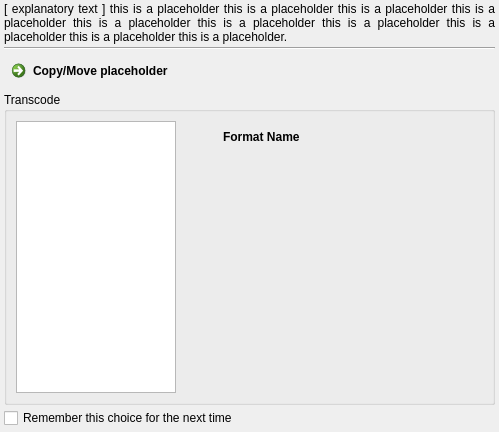
Above: src/transcoding/TranscodingAssistantDialog.ui from netrunner-debian-kde-extras/amarok before the change. Below: the same form after it.
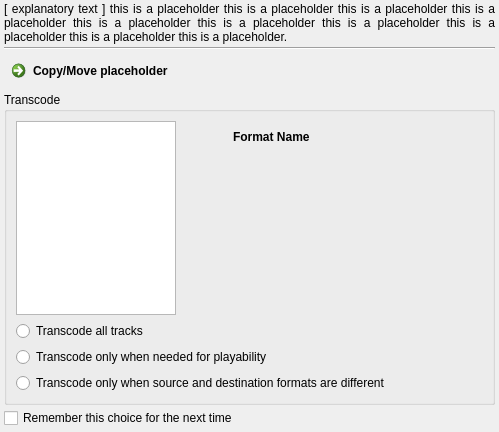
That is the form after the change. Custom widgets are drawn as their Qt base class.

```diff
--- a/src/transcoding/TranscodingAssistantDialog.ui
+++ b/src/transcoding/TranscodingAssistantDialog.ui
@@ -88,7 +88,9 @@
      <property name="title">
       <string>Transcode</string>
      </property>
-     <layout class="QHBoxLayout" name="horizontalLayout_2">
+     <layout class="QVBoxLayout" name="verticalLayout_2">
+      <item>
+       <layout class="QHBoxLayout" name="horizontalLayout">
       <item>
        <widget class="QListWidget" name="formatListWidget">
         <property name="sizePolicy">
@@ -132,7 +134,7 @@
          <number>0</number>
         </property>
         <item>
-         <layout class="QHBoxLayout" name="horizontalLayout_3">
+           <layout class="QHBoxLayout" name="horizontalLayout_4">
           <property name="spacing">
            <number>6</number>
           </property>
@@ -140,14 +142,6 @@
            <number>3</number>
           </property>
           <item>
-           <layout class="QVBoxLayout" name="verticalLayout_6">
-            <property name="spacing">
-             <number>0</number>
-            </property>
-            <property name="sizeConstraint">
-             <enum>QLayout::SetDefaultConstraint</enum>
-            </property>
-            <item>
              <widget class="QLabel" name="formatIconLabel">
               <property name="sizePolicy">
                <sizepolicy hsizetype="Fixed" vsizetype="Fixed">
@@ -172,13 +166,22 @@
               </property>
              </widget>
             </item>
-           </layout>
-          </item>
           <item>
-           <layout class="QVBoxLayout" name="verticalLayout_5">
-            <property name="spacing">
-             <number>0</number>
-            </property>
+             <spacer name="horizontalSpacer">
+              <property name="orientation">
+               <enum>Qt::Horizontal</enum>
+              </property>
+              <property name="sizeType">
+               <enum>QSizePolicy::Minimum</enum>
+              </property>
+              <property name="sizeHint" stdset="0">
+               <size>
+                <width>10</width>
+                <height>20</height>
+               </size>
+              </property>
+             </spacer>
+            </item>
             <item>
              <widget class="QLabel" name="formatNameLabel">
               <property name="sizePolicy">
@@ -200,8 +203,6 @@
             </item>
            </layout>
           </item>
-         </layout>
-        </item>
         <item>
          <widget class="Transcoding::OptionsStackedWidget" name="transcodingOptionsStackedWidget" native="true">
           <property name="sizePolicy">
@@ -213,6 +214,47 @@
          </widget>
         </item>
        </layout>
+        </item>
+       </layout>
+      </item>
+      <item>
+       <widget class="QRadioButton" name="transcodeAllRadioButton">
+        <property name="toolTip">
+         <string>Transcode all tracks to the selected format</string>
+        </property>
+        <property name="whatsThis">
+         <string>Transcode all tracks to the selected format</string>
+        </property>
+        <property name="text">
+         <string>Transcode all tracks</string>
+        </property>
+       </widget>
+      </item>
+      <item>
+       <widget class="QRadioButton" name="transcodeOnlyIfNeededRadioButton">
+        <property name="toolTip">
+         <string>Transcode tracks only when needed for playability in the destination collection</string>
+        </property>
+        <property name="whatsThis">
+         <string>Transcode tracks only when needed for playability in the destination collection</string>
+        </property>
+        <property name="text">
+         <string>Transcode only when needed for playability</string>
+        </property>
+       </widget>
+      </item>
+      <item>
+       <widget class="QRadioButton" name="transcodeUnlessSameTypeRadioButton">
+        <property name="toolTip">
+         <string>Transcode only when source and destination file formats different</string>
+        </property>
+        <property name="whatsThis">
+         <string>Transcode only when source and destination file formats different</string>
+        </property>
+        <property name="text">
+         <string>Transcode only when source and destination formats are different</string>
+        </property>
+       </widget>
       </item>
      </layout>
     </widget>
```
Lines whose indentation alone changed are shown as unchanged.
